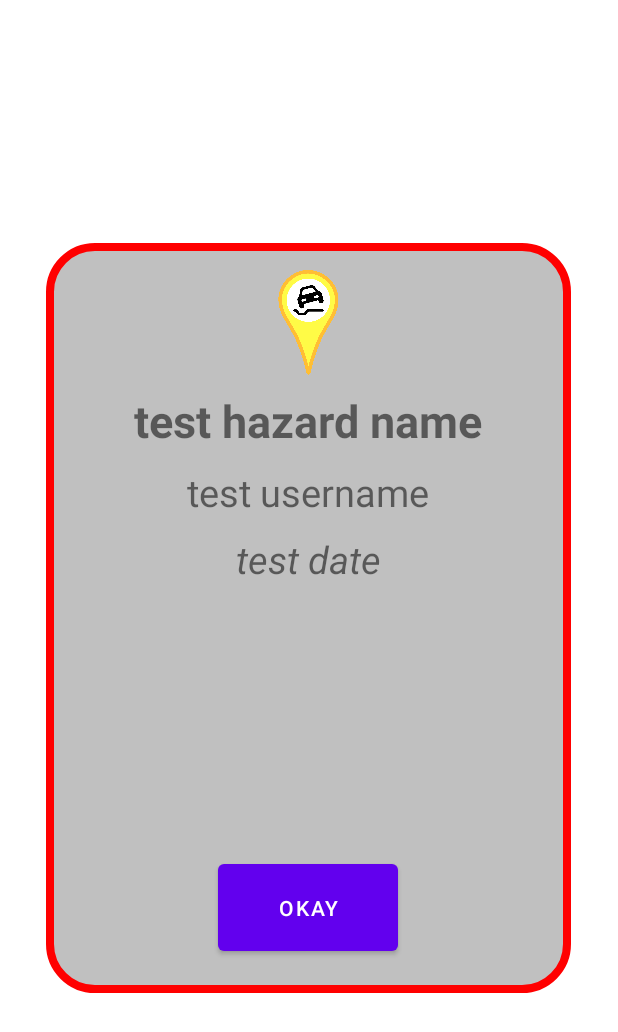
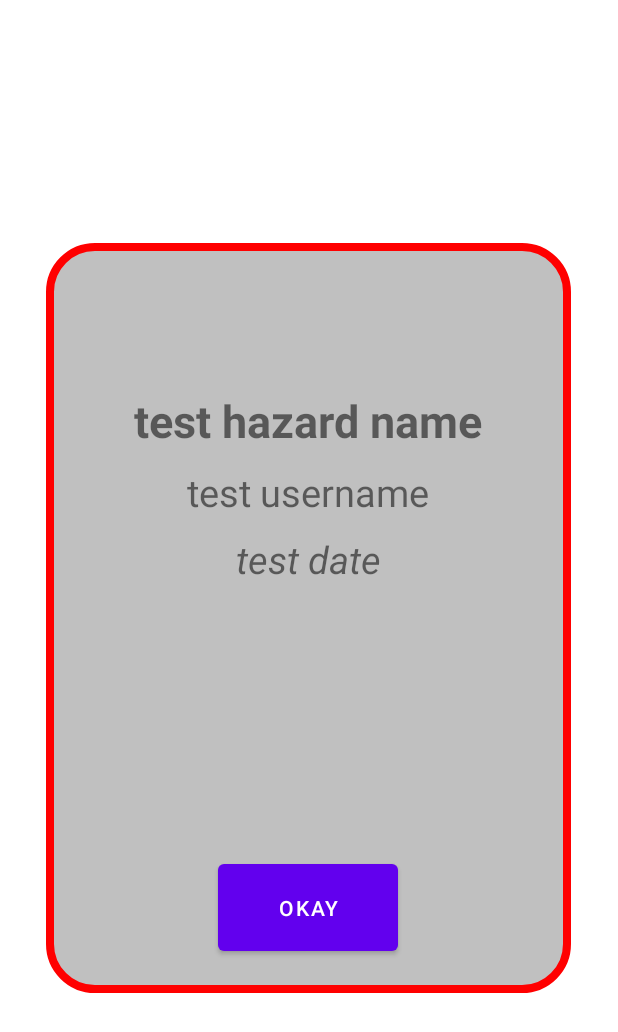
Before and after one commit to mrahmatm/ICT602_PROJECT, an Android app: the layout map_popup.xml on its own in the app's theme, with its tools: preview values and no code run, on a phone screen of 412 x 824 dp. Shown: the top 1032 px of the screen. Run offline under Robolectric (Android 15) with nearby library versions, the phone set to English and light mode, and no system bars.

Commit message:
logout error fixed, popup error fixed

```diff
--- a/app/build.gradle
+++ b/app/build.gradle
@@ -39,9 +39,11 @@ dependencies {
     implementation 'androidx.lifecycle:lifecycle-viewmodel-ktx:2.4.0'
     implementation 'androidx.navigation:navigation-fragment:2.4.0'
     implementation 'androidx.navigation:navigation-ui:2.4.0'
+
     implementation 'com.google.android.gms:play-services-maps:18.0.2'
     implementation 'com.android.volley:volley:1.2.0'
     implementation 'com.google.android.gms:play-services-location:17.0.0'
+
     implementation 'com.google.android.libraries.places:places:2.5.0'
     implementation 'com.google.code.gson:gson:2.8.9'
     testImplementation 'junit:junit:4.+'
--- a/app/src/main/res/layout/map_popup.xml
+++ b/app/src/main/res/layout/map_popup.xml
@@ -10,13 +10,12 @@
         android:layout_height="70dp"
         android:layout_centerHorizontal="true"
         android:layout_marginTop="18dp"
-        android:id="@+id/imgIcon1"
-        android:src="@drawable/h3_pothole"/>
+        android:id="@+id/imgIcon1" />
 
     <TextView
         android:layout_width="wrap_content"
         android:layout_height="wrap_content"
-        android:id="@+id/txtHazardName"
+        android:id="@+id/txtTitle11"
         android:text="test hazard name"
         android:textSize="30sp"
         android:layout_centerHorizontal="true"
@@ -32,18 +31,18 @@
         android:textSize="25sp"
         android:layout_centerHorizontal="true"
         android:layout_marginTop="10dp"
-        android:layout_below="@id/txtHazardName"/>
+        android:layout_below="@+id/txtTitle11"/>
 
     <TextView
+        android:id="@+id/txtDateTime"
         android:layout_width="wrap_content"
         android:layout_height="wrap_content"
-        android:id="@+id/txtDateTime"
+        android:layout_below="@+id/txtUsername"
+        android:layout_centerHorizontal="true"
+        android:layout_marginTop="10dp"
         android:text="test date"
         android:textSize="25sp"
-        android:layout_centerHorizontal="true"
-        android:layout_marginTop="10dp"
-        android:layout_below="@+id/txtUsername"
-        android:textStyle="italic"/>
+        android:textStyle="italic" />
 
     <Button
         android:layout_width="120dp"
--- a/app/src/main/res/values/themes.xml
+++ b/app/src/main/res/values/themes.xml
@@ -13,4 +13,9 @@
         <item name="android:statusBarColor" tools:targetApi="l">?attr/colorPrimaryVariant</item>
         <!-- Customize your theme here. -->
     </style>
+
+    <style name="DialogStyle" parent="Theme.AppCompat.Dialog">
+        <item name="windowMinWidthMajor">90%</item>
+        <item name="android:windowMinWidthMinor">90%</item>
+    </style>
 </resources>
```
Also changed, not shown: app/src/main/java/com/example/ict602_grpproject/MapsActivity.java (+20 -16 lines), app/src/main/res/layout/activity_maps.xml (+0 -11 lines).
